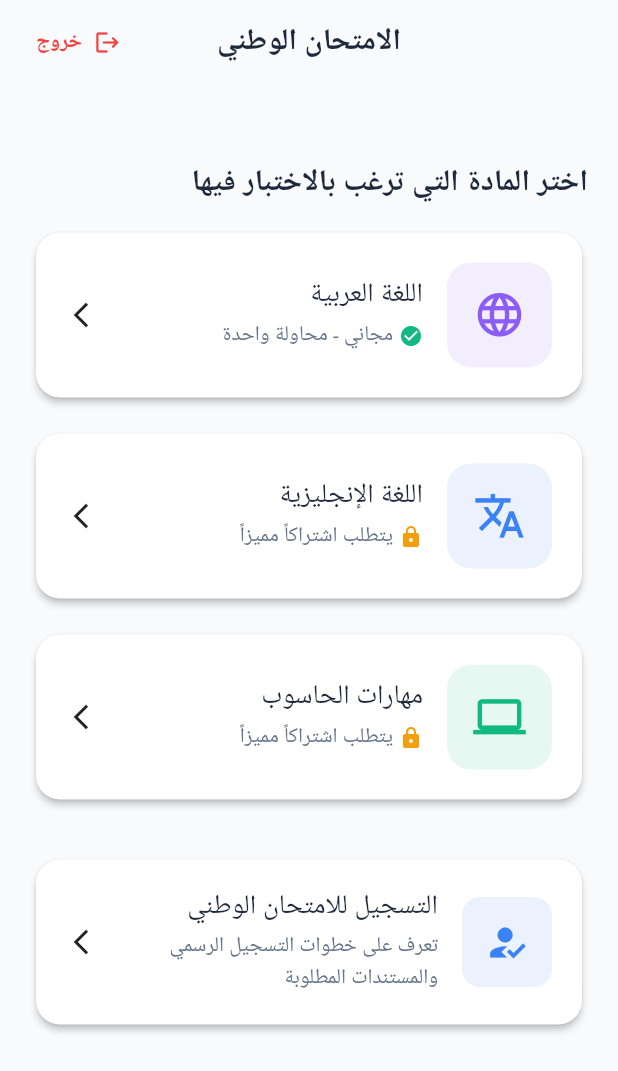
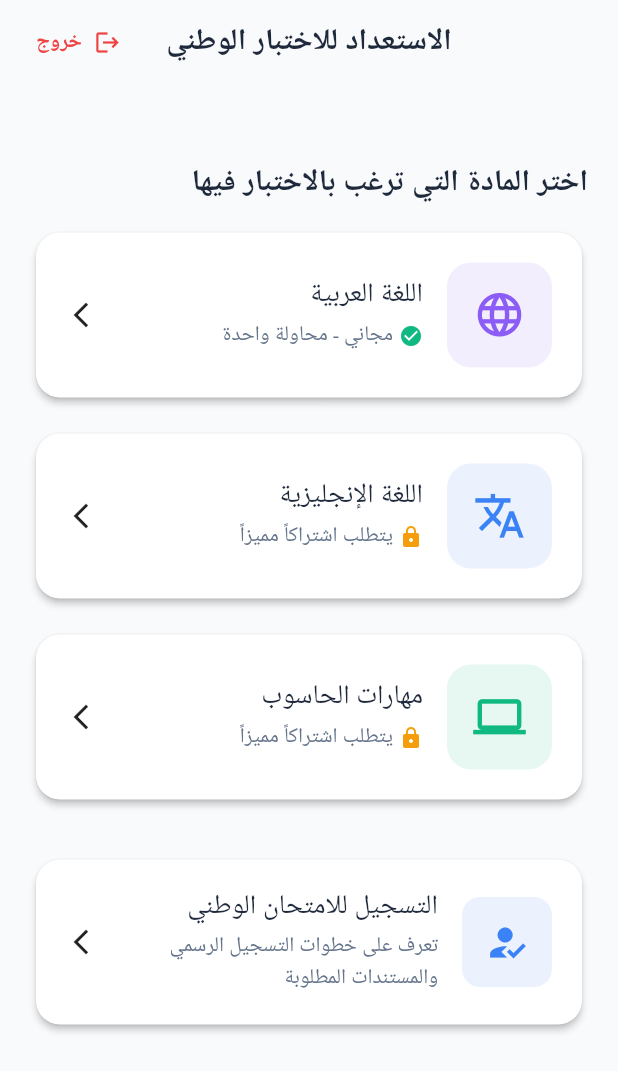
Before and after one commit to 500h6/iraqi-exam-prep, a Flutter app: the HomePage screen opened by its route, on a phone screen of 412 x 824 dp. Shown: the top 1071 px of the screen. Run offline on Flutter 3.47's test engine with Material 3 defaults, Android fonts, the phone set to English and light mode, and no system bars; our stand-ins replace dartz, dio, equatable, firebase_core, flutter_bloc, flutter_secure_storage and 8 more; accounts and stored records are empty; Roboto replaces fonts that are missing (Cairo).

Commit message:
Selective rebranding: App internal titles reverted, Android icon name kept as 'الامتحان الوطني'

```diff
--- a/iraqi_exam_prep_app/lib/features/auth/presentation/pages/splash_page.dart
+++ b/iraqi_exam_prep_app/lib/features/auth/presentation/pages/splash_page.dart
@@ -68,7 +68,7 @@ class _SplashPageState extends State<SplashPage> {
               const SizedBox(height: 24),
               // App Name
               const Text(
-                'الامتحان الوطني',
+                'الاستعداد للاختبار الوطني',
                 style: TextStyle(
                   fontSize: 28,
                   fontWeight: FontWeight.bold,
--- a/iraqi_exam_prep_app/lib/features/exams/presentation/pages/home_page.dart
+++ b/iraqi_exam_prep_app/lib/features/exams/presentation/pages/home_page.dart
@@ -22,7 +22,7 @@ class HomePage extends StatelessWidget {
         // Background color handled by theme
         appBar: AppBar(
           title: const Text(
-            'الامتحان الوطني',
+            'الاستعداد للاختبار الوطني',
             style: TextStyle(fontWeight: FontWeight.bold),
           ),
           actions: [
--- a/iraqi_exam_prep_app/lib/main.dart
+++ b/iraqi_exam_prep_app/lib/main.dart
@@ -43,7 +43,7 @@ class MyApp extends StatelessWidget {
         ),
       ],
       child: MaterialApp.router(
-        title: 'الامتحان الوطني',
+        title: 'الاستعداد للاختبار الوطني',
         debugShowCheckedModeBanner: false,
         theme: AppTheme.lightTheme,
         darkTheme: AppTheme.darkTheme,
```
